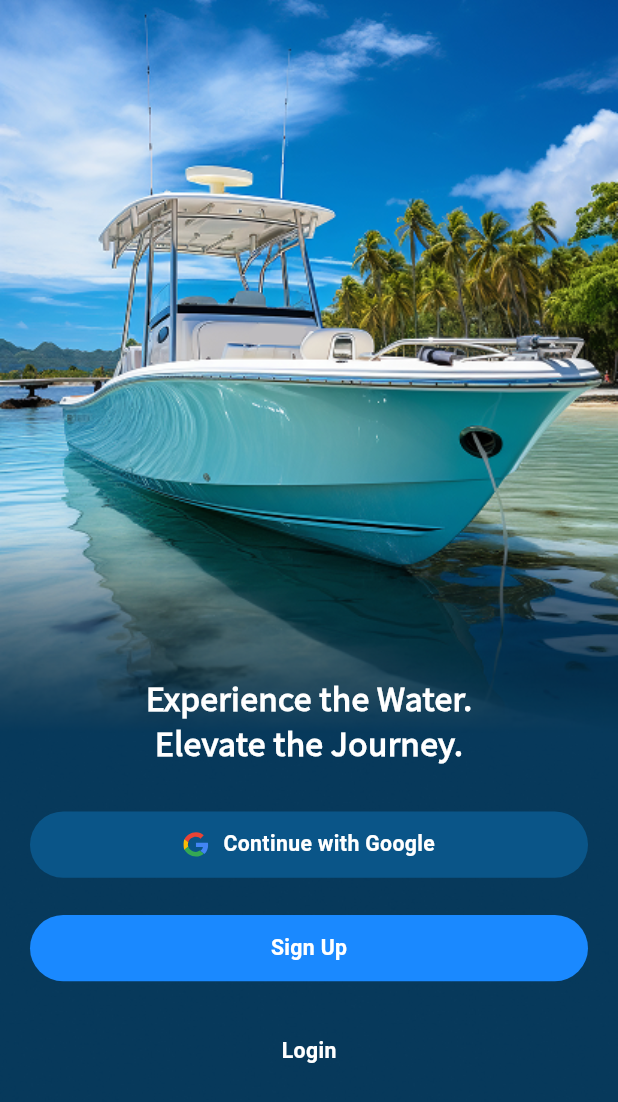
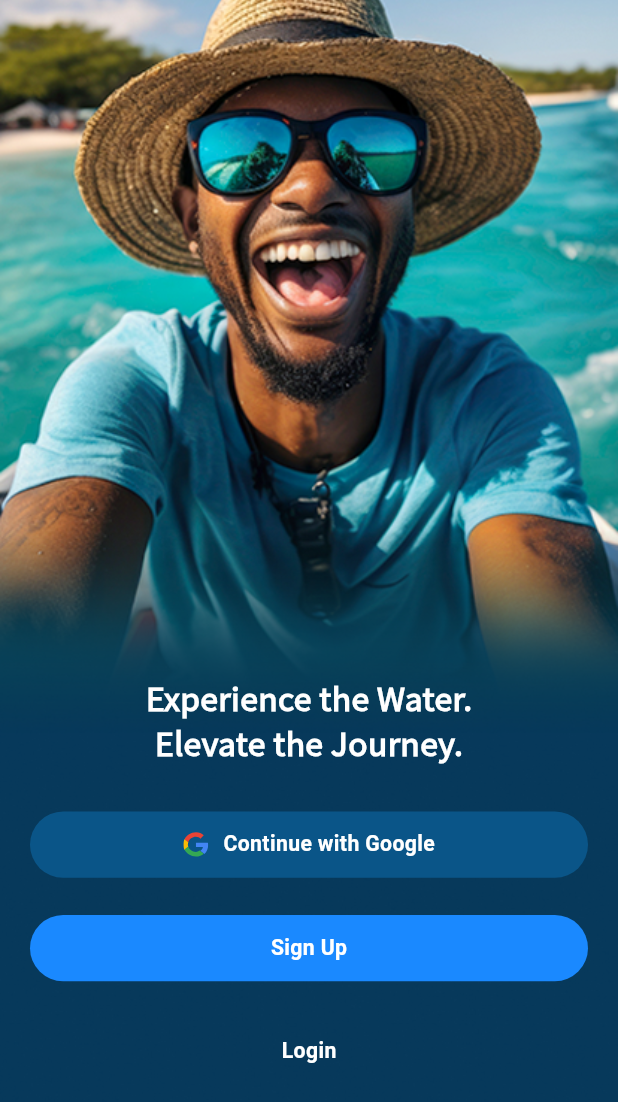
Before and after one commit to Abumraj/interview_test, a Flutter app: the screen it shows after launch, after a tap on "Continue with Google", on a phone screen of 412 x 824 dp. Shown: the top 1102 px of the screen. Run offline on Flutter 3.47's test engine with Material 3 defaults, Android fonts, the phone set to English and light mode, and no system bars; our stand-ins replace animate_do, cached_network_image, dio, email_validator, firebase_auth, firebase_core and 13 more; missing offline and left inert: rich_text_widget, simple_grouped_listview; accounts and stored records are empty; network calls fail; Roboto replaces fonts that are missing (Helvetica); project files that could hold a hidden picture were left out.

Commit message:
media-update

```diff
--- a/lib/screens/login_screen.dart
+++ b/lib/screens/login_screen.dart
@@ -70,7 +70,7 @@ class _LoginScreenState extends ConsumerState<LoginScreen> {
             //   },
             // ),
             child: Image.asset(
-              'assets/images/beech.png',
+              'assets/images/beech1.png',
               fit: BoxFit.cover,
               errorBuilder: (context, error, stackTrace) {
                 return Container(color: const Color(0xFF4A9B9B));
--- a/lib/screens/signin_screen.dart
+++ b/lib/screens/signin_screen.dart
@@ -1,9 +1,11 @@
 import 'dart:io';
 import 'package:animate_do/animate_do.dart';
 import 'package:firebase_auth/firebase_auth.dart';
+import 'package:flutter/foundation.dart';
 import 'package:flutter/material.dart';
 import 'package:flutter_screenutil/flutter_screenutil.dart';
 import 'package:flutter_riverpod/flutter_riverpod.dart';
+import 'package:flutter/services.dart';
 import 'package:google_sign_in/google_sign_in.dart';
 import 'package:interview/const.dart';
 import 'package:interview/core/network/api_exceptions.dart';
@@ -89,9 +91,25 @@ class _SigninScreenState extends ConsumerState<SigninScreen> {
       Navigator.of(
         context,
       ).pushReplacement(FadeScaleRoute(page: const Dashboard()));
+    } on PlatformException catch (e) {
+      if (kDebugMode) {
+        debugPrint(
+          'Google Sign-In PlatformException: ${e.code} ${e.message} ${e.details}',
+        );
+      }
+      ToastHelper.showError('An error occurred. Please try again.');
+    } on FirebaseAuthException catch (e) {
+      if (kDebugMode) {
+        debugPrint(
+          'Google Sign-In FirebaseAuthException: ${e.code} ${e.message}',
+        );
+      }
+      ToastHelper.showError('An error occurred. Please try again.');
     } catch (e) {
-      final msg = e is ApiException ? e.message : e.toString();
-      ToastHelper.showError(msg);
+      if (kDebugMode) {
+        debugPrint('Google Sign-In error: $e');
+      }
+      ToastHelper.showError('An error occurred. Please try again.');
     } finally {
       if (!mounted) return;
       setState(() {
@@ -110,7 +128,7 @@ class _SigninScreenState extends ConsumerState<SigninScreen> {
           // Bottom image (darker one)
           Positioned.fill(
             bottom: MediaQuery.of(context).size.height / 2.5,
-            child: Image.asset('assets/images/yacht.png', fit: BoxFit.cover),
+            child: Image.asset('assets/images/yacht1.png', fit: BoxFit.cover),
           ),
           Positioned.fill(
             top: MediaQuery.of(context).size.height / 2.5,
--- a/lib/screens/signup_screen.dart
+++ b/lib/screens/signup_screen.dart
@@ -90,7 +90,7 @@ class _SignUpScreenState extends ConsumerState<SignUpScreen> {
             //   },
             // ),
             child: Image.asset(
-              'assets/images/beech.png',
+              'assets/images/beech1.png',
               fit: BoxFit.cover,
               errorBuilder: (context, error, stackTrace) {
                 return Container(color: const Color(0xFF4A9B9B));
--- a/lib/screens/splash_screen.dart
+++ b/lib/screens/splash_screen.dart
@@ -49,9 +49,14 @@ class _SplashScreenState extends ConsumerState<SplashScreen> {
                 Bounce(
                   duration: const Duration(milliseconds: 2200),
 
-                  child: Image.asset("assets/images/logo.png"),
+                  child: Image.asset(
+                    "assets/images/logo2.png",
+                    width: 144,
+                    height: 144,
+                  ),
                 ),
                 height20,
+
                 // _isVisible
                 //     ?
                 SlideInLeft(
--- a/lib/screens/widgets/dashboard_header.dart
+++ b/lib/screens/widgets/dashboard_header.dart
@@ -37,7 +37,7 @@ class DashboardHeader extends ConsumerWidget {
                 child: CircleAvatar(
                   radius: 22,
                   backgroundImage: CachedNetworkImageProvider(
-                    "https://images.unsplash.com/photo-1507525428034-b723cf961d3e",
+                    'https://www.w3schools.com/howto/img_avatar.png',
                   ),
                 ),
               ),
--- a/lib/screens/widgets/leisure_card.dart
+++ b/lib/screens/widgets/leisure_card.dart
@@ -32,7 +32,7 @@ class LeisureCard extends StatelessWidget {
                 child: CachedNetworkImage(
                   imageUrl: leisure.image,
                   width: double.infinity,
-                  fit: BoxFit.fill,
+                  fit: BoxFit.cover,
                   placeholder:
                       (context, url) => Container(
                         width: double.infinity,
--- a/pubspec.yaml
+++ b/pubspec.yaml
@@ -3,7 +3,7 @@ description: "A new Flutter project."
 # The following line prevents the package from being accidentally published to
 # pub.dev using `flutter pub publish`. This is preferred for private packages.
 publish_to: "none"
-version: 1.1.0+10
+version: 1.1.0+11
 
 environment:
   sdk: ^3.7.0
@@ -64,6 +64,7 @@ flutter:
   # To add assets to your application, add an assets section, like this:
   assets:
     - assets/images/
+    - assets/icon/
     # - images/a_dot_ham.jpeg
 
   fonts:
```
Also changed, not shown: flutter_launcher_icons.yaml (added, +34 -0 lines), lib/screens/cart_screen.dart (+226 -158 lines), assets/icon/i.png (added), assets/icon/icon.png, assets/images/beech1.png (added), assets/images/logo1.png (added), assets/images/logo2.png, assets/images/logo3.png (deleted), assets/images/yacht1.png (added), 1 other file.
